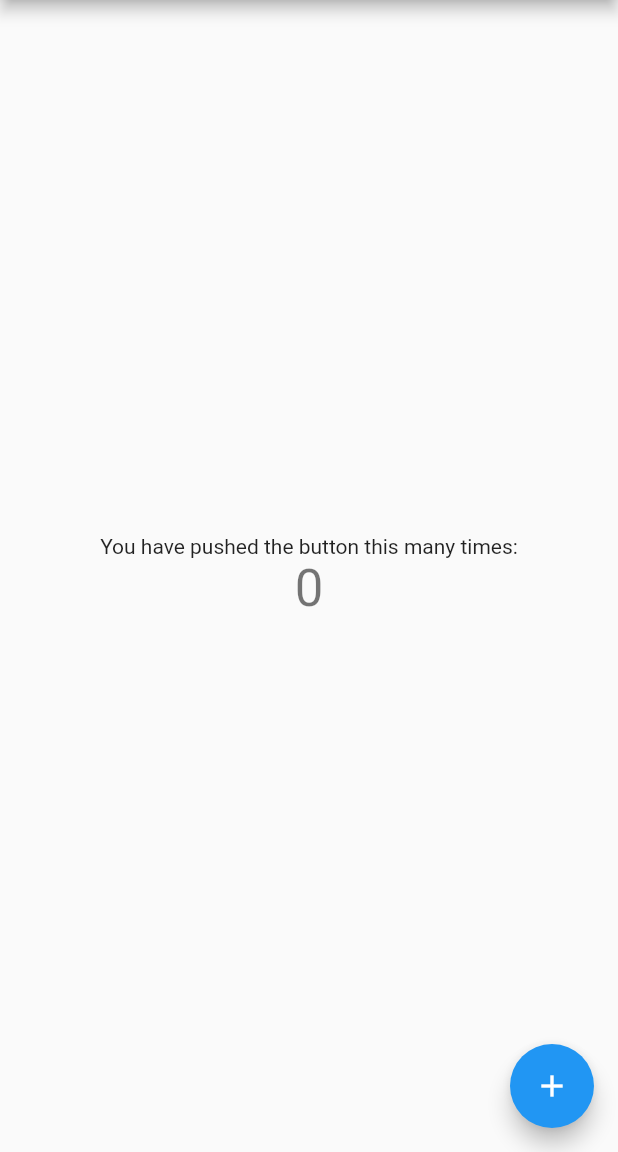
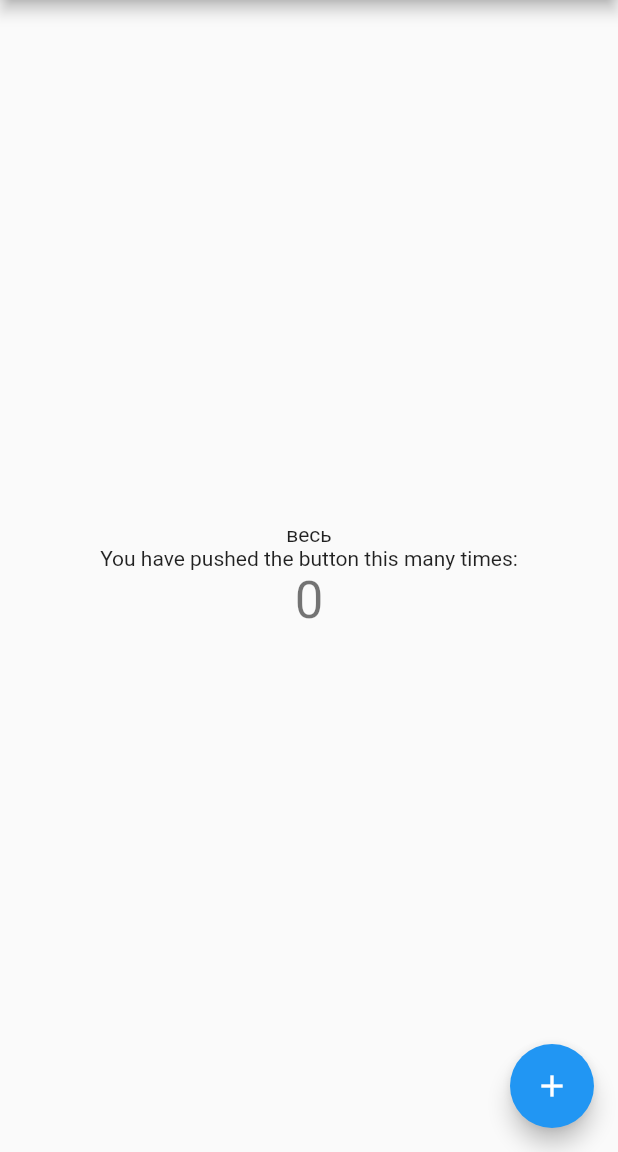
Before and after one commit to RenatFakhrutdinov/russian_words, a Flutter app: the screen it shows after launch, on a phone screen of 412 x 824 dp, the part 84-1236 px from its top. Run offline on Flutter 3.47's test engine with Material 2 defaults, Android fonts, the phone set to English and light mode, and no system bars.

Commit message:
test importing packages from lib

```diff
--- a/example/lib/main.dart
+++ b/example/lib/main.dart
@@ -1,4 +1,5 @@
 import 'package:flutter/material.dart';
+import 'package:russian_words/src/words/all_words.dart';
 
 void main() => runApp(MyApp());
 
@@ -9,15 +10,6 @@ class MyApp extends StatelessWidget {
     return MaterialApp(
       title: 'Flutter Demo',
       theme: ThemeData(
-        // This is the theme of your application.
-        //
-        // Try running your application with "flutter run". You'll see the
-        // application has a blue toolbar. Then, without quitting the app, try
-        // changing the primarySwatch below to Colors.green and then invoke
-        // "hot reload" (press "r" in the console where you ran "flutter run",
-        // or simply save your changes to "hot reload" in a Flutter IDE).
-        // Notice that the counter didn't reset back to zero; the application
-        // is not restarted.
         primarySwatch: Colors.blue,
       ),
       home: MyHomePage(title: 'Flutter Demo Home Page'),
@@ -27,16 +19,6 @@ class MyApp extends StatelessWidget {
 
 class MyHomePage extends StatefulWidget {
   MyHomePage({Key key, this.title}) : super(key: key);
-
-  // This widget is the home page of your application. It is stateful, meaning
-  // that it has a State object (defined below) that contains fields that affect
-  // how it looks.
-
-  // This class is the configuration for the state. It holds the values (in this
-  // case the title) provided by the parent (in this case the App widget) and
-  // used by the build method of the State. Fields in a Widget subclass are
-  // always marked "final".
-
   final String title;
 
   @override
@@ -48,49 +30,21 @@ class _MyHomePageState extends State<MyHomePage> {
 
   void _incrementCounter() {
     setState(() {
-      // This call to setState tells the Flutter framework that something has
-      // changed in this State, which causes it to rerun the build method below
-      // so that the display can reflect the updated values. If we changed
-      // _counter without calling setState(), then the build method would not be
-      // called again, and so nothing would appear to happen.
       _counter++;
     });
   }
 
   @override
   Widget build(BuildContext context) {
-    // This method is rerun every time setState is called, for instance as done
-    // by the _incrementCounter method above.
-    //
-    // The Flutter framework has been optimized to make rerunning build methods
-    // fast, so that you can just rebuild anything that needs updating rather
-    // than having to individually change instances of widgets.
     return Scaffold(
       appBar: AppBar(
-        // Here we take the value from the MyHomePage object that was created by
-        // the App.build method, and use it to set our appbar title.
         title: Text(widget.title),
       ),
       body: Center(
-        // Center is a layout widget. It takes a single child and positions it
-        // in the middle of the parent.
         child: Column(
-          // Column is also a layout widget. It takes a list of children and
-          // arranges them vertically. By default, it sizes itself to fit its
-          // children horizontally, and tries to be as tall as its parent.
-          //
-          // Invoke "debug painting" (press "p" in the console, choose the
-          // "Toggle Debug Paint" action from the Flutter Inspector in Android
-          // Studio, or the "Toggle Debug Paint" command in Visual Studio Code)
-          // to see the wireframe for each widget.
-          //
-          // Column has various properties to control how it sizes itself and
-          // how it positions its children. Here we use mainAxisAlignment to
-          // center the children vertically; the main axis here is the vertical
-          // axis because Columns are vertical (the cross axis would be
-          // horizontal).
           mainAxisAlignment: MainAxisAlignment.center,
           children: <Widget>[
+            Text(allWords[0]),
             Text(
               'You have pushed the button this many times:',
             ),
```
Also changed, not shown: example/pubspec.yaml (+2 -52 lines), example/pubspec.lock.
